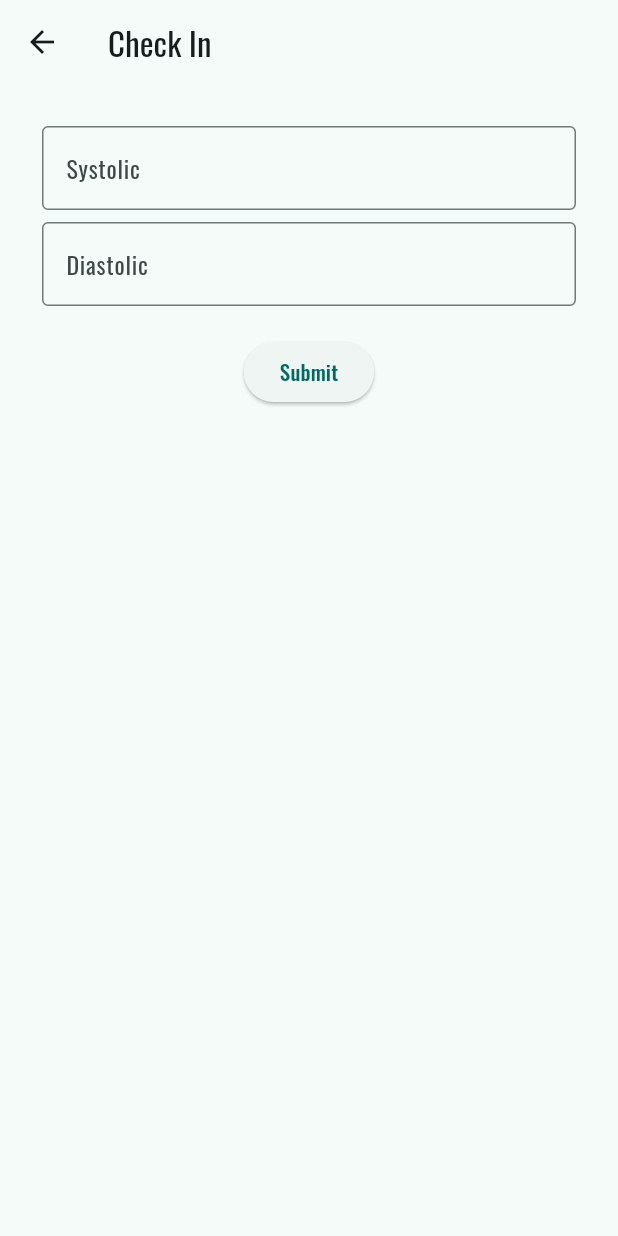
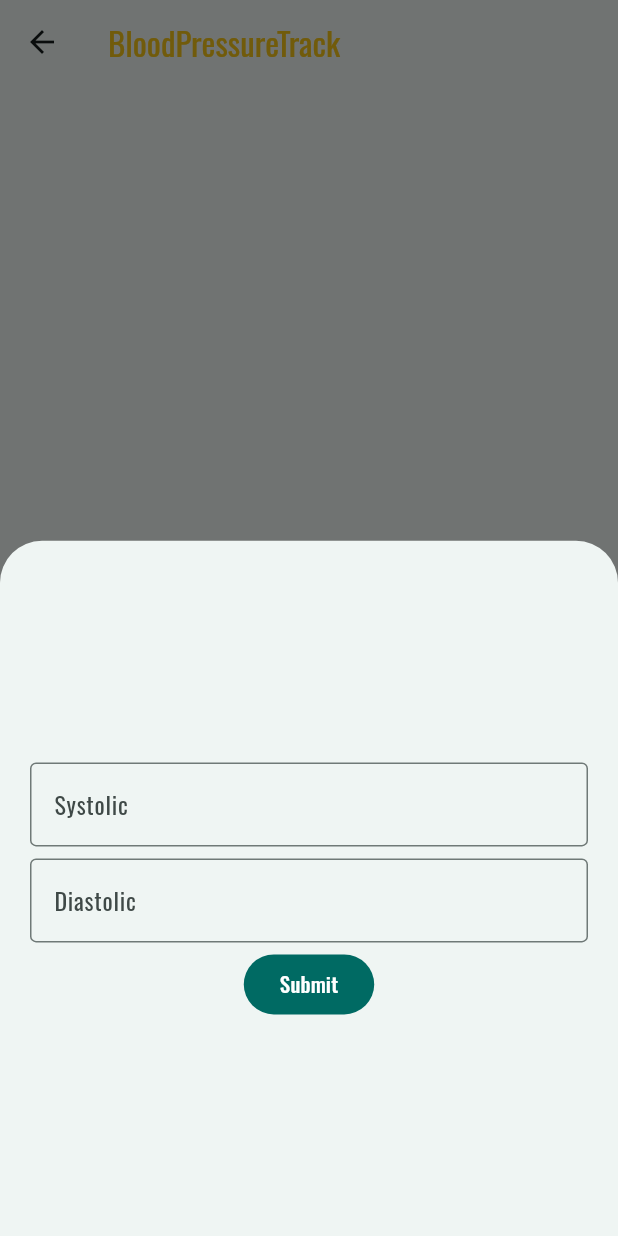
Before and after one commit to swsvindland/bp_track, a Flutter app: the HomePage screen opened by its route, item 2 of the bottom bar chosen, after a tap on the "add" icon, on a phone screen of 412 x 824 dp. Run offline on Flutter 3.47's test engine with Material 3 defaults, Android fonts, the phone set to English and light mode, and no system bars; our stand-ins replace cloud_firestore, community_charts_flutter, firebase_auth, firebase_core, google_fonts, google_mobile_ads and 2 more; missing offline and left inert: os_detect; accounts and stored records are empty; generated files the repository leaves out were written again; network calls fail.

Commit message:
move check in form to popup

```diff
--- a/lib/layouts/check_in.dart
+++ /dev/null
@@ -1,103 +0,0 @@
-import 'package:firebase_auth/firebase_auth.dart';
-import 'package:flutter/material.dart';
-import 'package:provider/provider.dart';
-import 'package:flutter_gen/gen_l10n/app_localizations.dart';
-
-import '../services/database_service.dart';
-import '../utils/constants.dart';
-import '../utils/helper.dart';
-import '../widgets/input.dart';
-
-class CheckIn extends StatefulWidget {
-  const CheckIn({super.key});
-
-  @override
-  State<CheckIn> createState() => _CheckInState();
-}
-
-class _CheckInState extends State<CheckIn> {
-  final db = DatabaseService();
-  final _formKey = GlobalKey<FormState>();
-  final systolicController = TextEditingController();
-  final diastolicController = TextEditingController();
-
-  @override
-  void dispose() {
-    // Clean up the controller when the widget is disposed.
-    systolicController.dispose();
-    diastolicController.dispose();
-    super.dispose();
-  }
-
-  @override
-  Widget build(BuildContext context) {
-    var user = Provider.of<User?>(context);
-
-    submit() async {
-      if (user == null) return;
-
-      await db.addWeighIn(user.uid, int.parse(systolicController.text),
-          int.parse(diastolicController.text));
-    }
-
-    return Scaffold(
-      appBar: AppBar(
-        elevation: 0,
-        title: Text(AppLocalizations.of(context)!.checkIn),
-        leading: IconButton(
-          icon: const Icon(Icons.arrow_back),
-          onPressed: () {
-            navigatorKey.currentState!.pop();
-          },
-        ),
-      ),
-      body: Align(
-        alignment: Alignment.topCenter,
-        child: SizedBox(
-          width: 600,
-          child: Padding(
-            padding: const EdgeInsets.all(24),
-            child: SingleChildScrollView(
-              scrollDirection: Axis.vertical,
-              child: Form(
-                key: _formKey,
-                child: Column(
-                  mainAxisAlignment: MainAxisAlignment.center,
-                  crossAxisAlignment: CrossAxisAlignment.center,
-                  children: [
-                    Input(
-                        label: AppLocalizations.of(context)!.systolic,
-                        controller: systolicController,
-                        validator: checkInValidator),
-                    Input(
-                        label: AppLocalizations.of(context)!.diastolic,
-                        controller: diastolicController,
-                        validator: checkInValidator),
-                    Padding(
-                      padding: const EdgeInsets.symmetric(vertical: 16.0),
-                      child: ElevatedButton(
-                        onPressed: () async {
-                          // Validate returns true if the form is valid, or false otherwise.
-                          if (_formKey.currentState!.validate()) {
-                            // If the form is valid, display a snackbar. In the real world,
-                            // you'd often call a server or save the information in a database.
-                            ScaffoldMessenger.of(context).showSnackBar(
-                              const SnackBar(content: Text('Processing Data')),
-                            );
-                            await submit();
-                            navigatorKey.currentState!.pop();
-                          }
-                        },
-                        child: Text(AppLocalizations.of(context)!.submit),
-                      ),
-                    ),
-                  ],
-                ),
-              ),
-            ),
-          ),
-        ),
-      ),
-    );
-  }
-}
--- a/lib/layouts/home.dart
+++ b/lib/layouts/home.dart
@@ -2,12 +2,11 @@ import 'package:bp_track/widgets/app_bar_ad.dart';
 import 'package:flutter/material.dart';
 import 'package:bp_track/services/database_service.dart';
 import 'package:bp_track/utils/constants.dart';
-import 'package:flutter_gen/gen_l10n/app_localizations.dart';
 
 import '../widgets/all.dart';
+import '../widgets/check_in_form.dart';
 import '../widgets/home.dart';
 import '../widgets/settings.dart';
-
 
 class HomePage extends StatefulWidget {
   const HomePage({super.key});
@@ -16,7 +15,7 @@ class HomePage extends StatefulWidget {
   State<HomePage> createState() => _HomeState();
 }
 
-class _HomeState extends State<HomePage>  {
+class _HomeState extends State<HomePage> {
   int currentPageIndex = 0;
   final db = DatabaseService();
 
@@ -28,6 +27,15 @@ class _HomeState extends State<HomePage>  {
     navigatorKey.currentState!.pushNamed('/check-in');
   }
 
+  handleAction() {
+    showModalBottomSheet<void>(
+        context: context,
+        builder: (BuildContext context) {
+          return const Padding(
+              padding: EdgeInsets.all(16), child: CheckInForm());
+        });
+  }
+
   @override
   Widget build(BuildContext context) {
     return Scaffold(
@@ -35,13 +43,16 @@ class _HomeState extends State<HomePage>  {
         title: const AppBarAd(),
         elevation: 0,
       ),
-      body: currentPageIndex == 0
-          ? Home()
-          : currentPageIndex == 1 ?
-              All()
-          : Settings(),
+      body: Container(
+        padding: const EdgeInsets.symmetric(vertical: 0, horizontal: 16),
+        child: currentPageIndex == 0
+            ? Home()
+            : currentPageIndex == 1
+                ? All()
+                : Settings(),
+      ),
       floatingActionButton: FloatingActionButton(
-        onPressed: handleWeighIn,
+        onPressed: handleAction,
         child: const Icon(Icons.add),
       ),
       bottomNavigationBar: NavigationBar(
--- a/lib/layouts/layouts.dart
+++ b/lib/layouts/layouts.dart
@@ -1,4 +1,3 @@
 export 'home.dart';
 export 'login.dart';
 export 'splashscreen.dart';
-export 'check_in.dart';
--- a/lib/main.dart
+++ b/lib/main.dart
@@ -71,7 +71,6 @@ class App extends StatelessWidget {
           '/': (context) => const SplashScreenPage(),
           '/login': (context) => const LoginPage(),
           '/home': (context) => const HomePage(),
-          '/weigh-in': (context) => const CheckIn(),
         },
       ),
     );
--- /dev/null
+++ b/lib/widgets/check_in_form.dart
@@ -0,0 +1,76 @@
+import 'package:firebase_auth/firebase_auth.dart';
+import 'package:flutter/material.dart';
+import 'package:provider/provider.dart';
+import 'package:flutter_gen/gen_l10n/app_localizations.dart';
+
+import '../services/database_service.dart';
+import '../utils/constants.dart';
+import '../utils/helper.dart';
+import 'input.dart';
+
+class CheckInForm extends StatefulWidget {
+  const CheckInForm({super.key});
+
+  @override
+  State<CheckInForm> createState() => _CheckInState();
+}
+
+class _CheckInState extends State<CheckInForm> {
+  final db = DatabaseService();
+  final _formKey = GlobalKey<FormState>();
+  final systolicController = TextEditingController();
+  final diastolicController = TextEditingController();
+
+  @override
+  void dispose() {
+    // Clean up the controller when the widget is disposed.
+    systolicController.dispose();
+    diastolicController.dispose();
+    super.dispose();
+  }
+
+  @override
+  Widget build(BuildContext context) {
+    var user = Provider.of<User?>(context);
+
+    submit() async {
+      if (user == null) return;
+
+      await db.addWeighIn(user.uid, int.parse(systolicController.text),
+          int.parse(diastolicController.text));
+    }
+
+    return Form(
+      key: _formKey,
+      child: Column(
+        mainAxisAlignment: MainAxisAlignment.center,
+        crossAxisAlignment: CrossAxisAlignment.center,
+        children: [
+          Input(
+              label: AppLocalizations.of(context)!.systolic,
+              controller: systolicController,
+              validator: checkInValidator),
+          Input(
+              label: AppLocalizations.of(context)!.diastolic,
+              controller: diastolicController,
+              validator: checkInValidator),
+          FilledButton(
+              onPressed: () async {
+                // Validate returns true if the form is valid, or false otherwise.
+                if (_formKey.currentState!.validate()) {
+                  // If the form is valid, display a snackbar. In the real world,
+                  // you'd often call a server or save the information in a database.
+                  ScaffoldMessenger.of(context).showSnackBar(
+                    const SnackBar(content: Text('Processing Data')),
+                  );
+                  await submit();
+                  navigatorKey.currentState!.pop();
+                }
+              },
+              child: Text(AppLocalizations.of(context)!.submit),
+          ),
+        ],
+      ),
+    );
+  }
+}
--- a/lib/widgets/home.dart
+++ b/lib/widgets/home.dart
@@ -11,7 +11,6 @@ class Home extends StatelessWidget {
   Home({super.key});
   final db = DatabaseService();
 
-
   @override
   Widget build(BuildContext context) {
     var user = Provider.of<User?>(context);
@@ -24,9 +23,7 @@ class Home extends StatelessWidget {
         ),
       ],
       child: const Align(
-        alignment: Alignment.topCenter,
-        child: SizedBox(
-          width: 600,
+          alignment: Alignment.topCenter,
           child: Column(
             mainAxisAlignment: MainAxisAlignment.center,
             crossAxisAlignment: CrossAxisAlignment.center,
@@ -50,7 +47,6 @@ class Home extends StatelessWidget {
             ],
           ),
         ),
-      ),
     );
   }
 }
```
